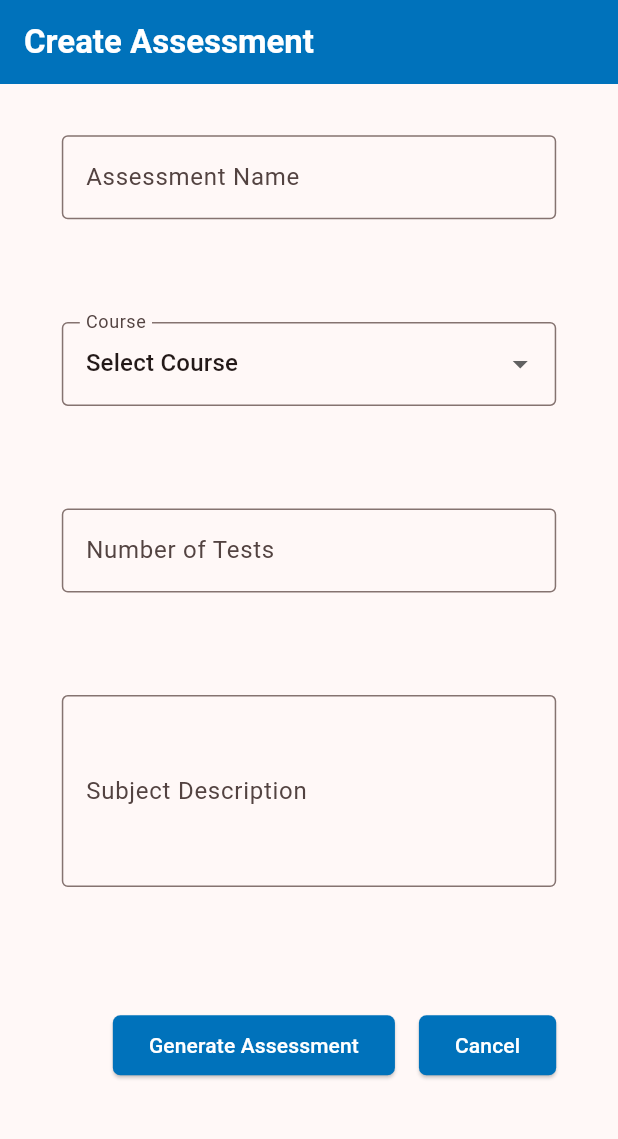
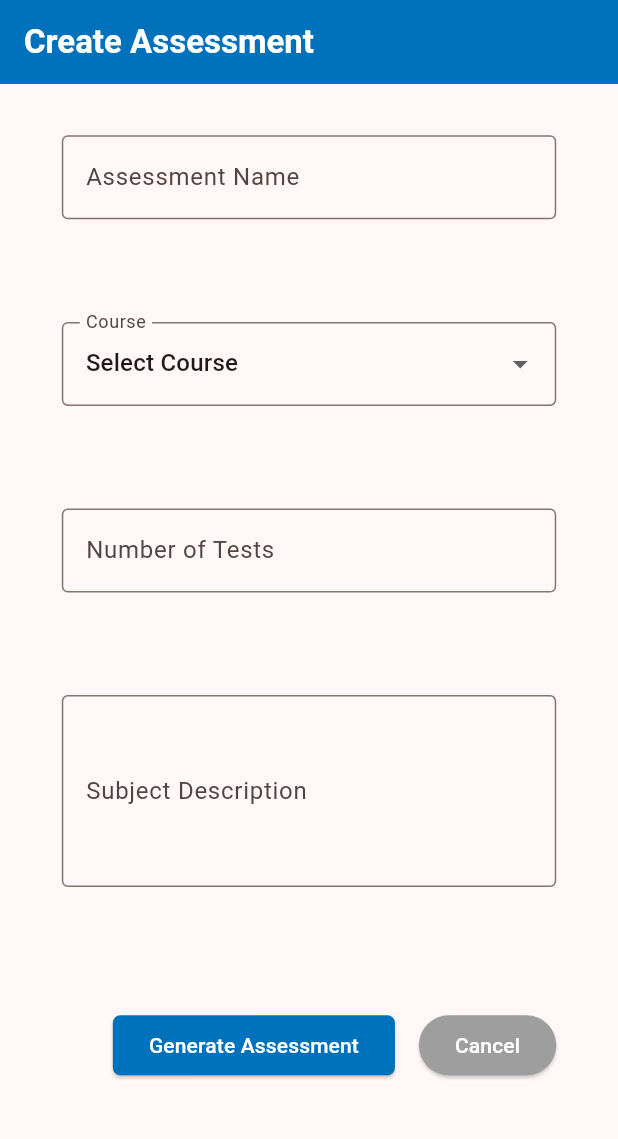
Before and after one commit to umgc/Summer2024, a Flutter app: the CreateBaseAssessmentView screen opened directly, on a phone screen of 412 x 824 dp, the part 84-1223 px from its top. Run offline on Flutter 3.47's test engine with Material 3 defaults, Android fonts, the phone set to English and light mode, and no system bars.

Commit message:
[TeamC] create reusable cancel button component

```diff
--- /dev/null
+++ b/Team-C/test_wizard/lib/widgets/cancel_button.dart
@@ -0,0 +1,19 @@
+import 'package:flutter/material.dart';
+
+class CancelButton extends StatelessWidget {
+  const CancelButton({super.key});
+
+  @override
+  Widget build(BuildContext context) {
+    return ElevatedButton(
+      onPressed: () {
+        Navigator.of(context).pop();
+      },
+      style: ElevatedButton.styleFrom(
+        backgroundColor: Colors.grey,
+        foregroundColor: Colors.white,
+      ),
+      child: const Text('Cancel'),
+    );
+  }
+}
--- a/Team-C/test_wizard/lib/widgets/create_base_assessment_form.dart
+++ b/Team-C/test_wizard/lib/widgets/create_base_assessment_form.dart
@@ -1,6 +1,7 @@
 import 'package:flutter/material.dart';
 import 'package:flutter/services.dart';
 import 'package:test_wizard/utils/validators.dart';
+import 'package:test_wizard/widgets/cancel_button.dart';
 import 'package:test_wizard/widgets/dropdown_select.dart';
 
 class CreateBaseAssessmentForm extends StatefulWidget {
@@ -126,17 +127,7 @@ class BaseAssessmentFormState extends State<CreateBaseAssessmentForm> {
                       const SizedBox(
                         width: 16,
                       ),
-                      ElevatedButton(
-                        style: ElevatedButton.styleFrom(
-                          backgroundColor: const Color(0xFF0072BB),
-                          foregroundColor: Colors.white,
-                          shape: RoundedRectangleBorder(
-                            borderRadius: BorderRadius.circular(5.0),
-                          ),
-                        ),
-                        onPressed: () => Navigator.of(context).pop(),
-                        child: const Text('Cancel'),
-                      ),
+                      const CancelButton(),
                     ],
                   ),
                 ),
```
Also changed, not shown: Team-C/test_wizard/lib/widgets/view_assessment_page.dart (+2 -10 lines), Team-C/test_wizard/lib/widgets/view_assessment_results_form.dart (+2 -10 lines).
